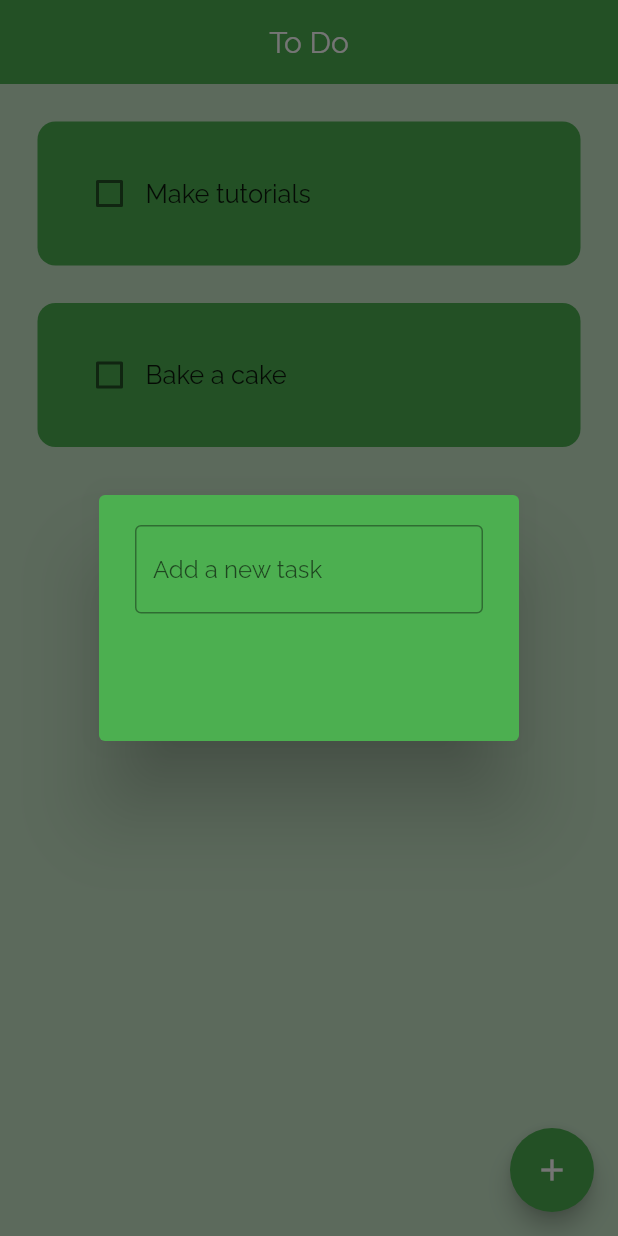
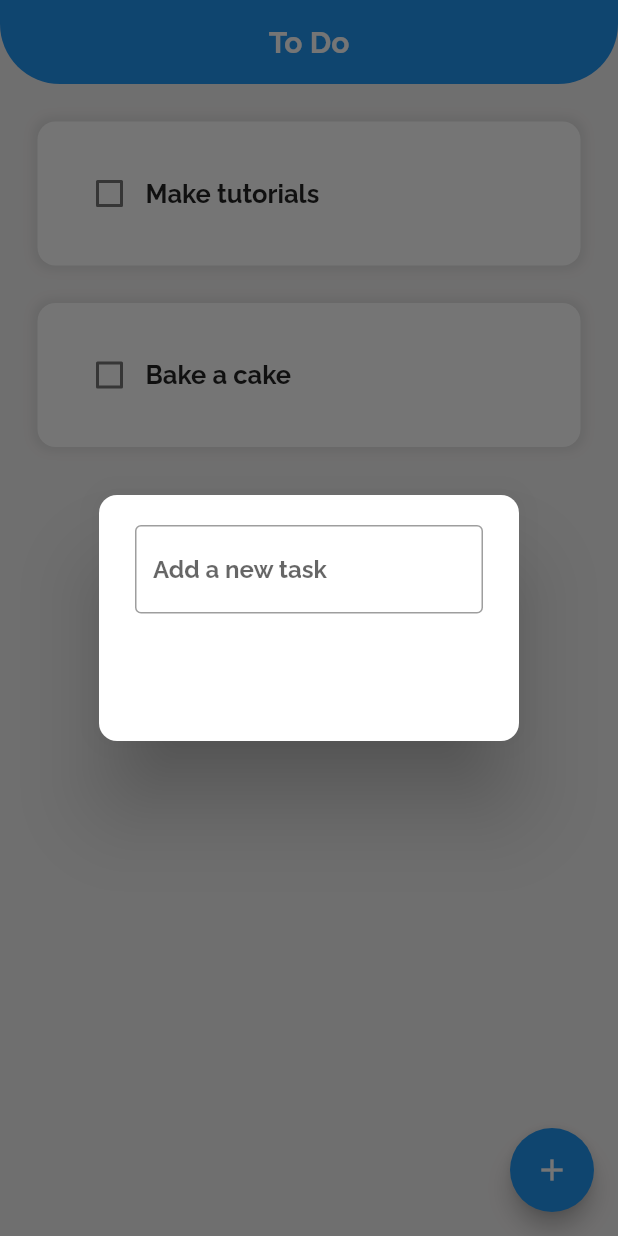
Before and after one commit to Dushani-Ranasinghe/todo_app, a Flutter app: the screen it shows after launch, after a tap on the "add" icon, on a phone screen of 412 x 824 dp. Run offline on Flutter 3.47's test engine with Material 2 defaults, Android fonts, the phone set to English and light mode, and no system bars.

Commit message:
Changed styles and fonts

```diff
--- a/lib/main.dart
+++ b/lib/main.dart
@@ -16,8 +16,8 @@ class MyApp extends StatelessWidget {
       debugShowCheckedModeBanner: false,
       title: 'Flutter Demo',
       theme: ThemeData(
-        primarySwatch: Colors.green,
-        fontFamily: 'Raleway'
+        primarySwatch: Colors.blue,
+        fontFamily: 'Raleway',
       ),
       home: MyHomePage(title: "To do App",),
     );
--- a/lib/pages/home_page.dart
+++ b/lib/pages/home_page.dart
@@ -12,49 +12,65 @@ class MyHomePage extends StatefulWidget {
 
 class _MyHomePageState extends State<MyHomePage> {
   List todoList = [
-  ["Make tutorials",false],
-   ["Bake a cake",false],
+    ["Make tutorials", false],
+    ["Bake a cake", false],
   ];
 
-void checkBoxChanged(bool? value, int index){
+  void checkBoxChanged(bool? value, int index) {
     setState(() {
       todoList[index][1] = !todoList[index][1];
     });
   }
-void createNewTask(){
-  showDialog(context: context, builder: ((context) {
+
+  void createNewTask() {
+    showDialog(
+        context: context,
+        builder: ((context) {
           return AlertDialog(
+            shape: RoundedRectangleBorder(
+                borderRadius: BorderRadius.all(Radius.circular(12.0))),
             // title: "Create a new task",
-      content: Container(height: 120,
+            content: Container(
+              height: 120,
               child: Column(
                 children: [
                   TextField(
-            decoration: InputDecoration(border: OutlineInputBorder(), hintText: "Add a new task",),
+                    decoration: InputDecoration(
+                      border: OutlineInputBorder(),
+                      hintText: "Add a new task",
                     ),
-           Row(
-
-           )
-
+                  ),
+                  Row()
                 ],
-      ),),
-      backgroundColor: Colors.green,
-
+              ),
+            ),
+            backgroundColor: Colors.white,
           );
         }));
   }
+
   @override
   Widget build(BuildContext context) {
     return Scaffold(
-        backgroundColor: Colors.green[100],
+        backgroundColor: Color.fromARGB(255, 243, 241, 241),
         appBar: AppBar(
           elevation: 0,
           title: Center(child: Text("To Do")),
+          shape: RoundedRectangleBorder(
+              borderRadius: BorderRadius.vertical(bottom: Radius.circular(40))),
         ),
-        floatingActionButton: FloatingActionButton(onPressed: createNewTask, child: Icon(Icons.add),),
+        floatingActionButton: FloatingActionButton(
+          onPressed: createNewTask,
+          child: Icon(Icons.add),
+        ),
         body: ListView.builder(
           itemCount: todoList.length,
           itemBuilder: (context, index) {
-              return TodoTile(taskCompleted: todoList[index][1], taskName: todoList[index][0], onChanged: (value)=> checkBoxChanged(value, index), );
+            return TodoTile(
+              taskCompleted: todoList[index][1],
+              taskName: todoList[index][0],
+              onChanged: (value) => checkBoxChanged(value, index),
+            );
           },
         ));
   }
--- a/lib/util/todo_tile.dart
+++ b/lib/util/todo_tile.dart
@@ -20,11 +20,33 @@ class TodoTile extends StatelessWidget {
       child: Container(
         padding: EdgeInsets.all(24.0),
         decoration: BoxDecoration(
-            color: Colors.green, borderRadius: BorderRadius.circular(12)),
+          color: Colors.white,
+          borderRadius: BorderRadius.circular(12),
+          boxShadow: [
+            BoxShadow(
+              color: Color(0xffDDDDDD),
+        blurRadius: 6.0,
+        spreadRadius: 2.0,
+        offset: Offset(0.0, 0.0),
+            )
+          ],
+        ),
         child: Row(
           children: [
-            Checkbox(value: taskCompleted, onChanged: onChanged,activeColor: Colors.black,),
-            Text(taskName, style: TextStyle(decoration: taskCompleted ? TextDecoration.lineThrough : TextDecoration.none, fontSize: 17, fontFamily: 'Raleway'),),
+            Checkbox(
+              value: taskCompleted,
+              onChanged: onChanged,
+              activeColor: Colors.black,
+            ),
+            Text(
+              taskName,
+              style: TextStyle(
+                decoration: taskCompleted
+                    ? TextDecoration.lineThrough
+                    : TextDecoration.none,
+                fontSize: 17,
+              ),
+            ),
           ],
         ),
       ),
```
Also changed, not shown: pubspec.yaml (+6 -1 lines), lib/assets/fonts/Raleway-Bold.ttf (added). Lines whose indentation alone changed are shown as unchanged.
